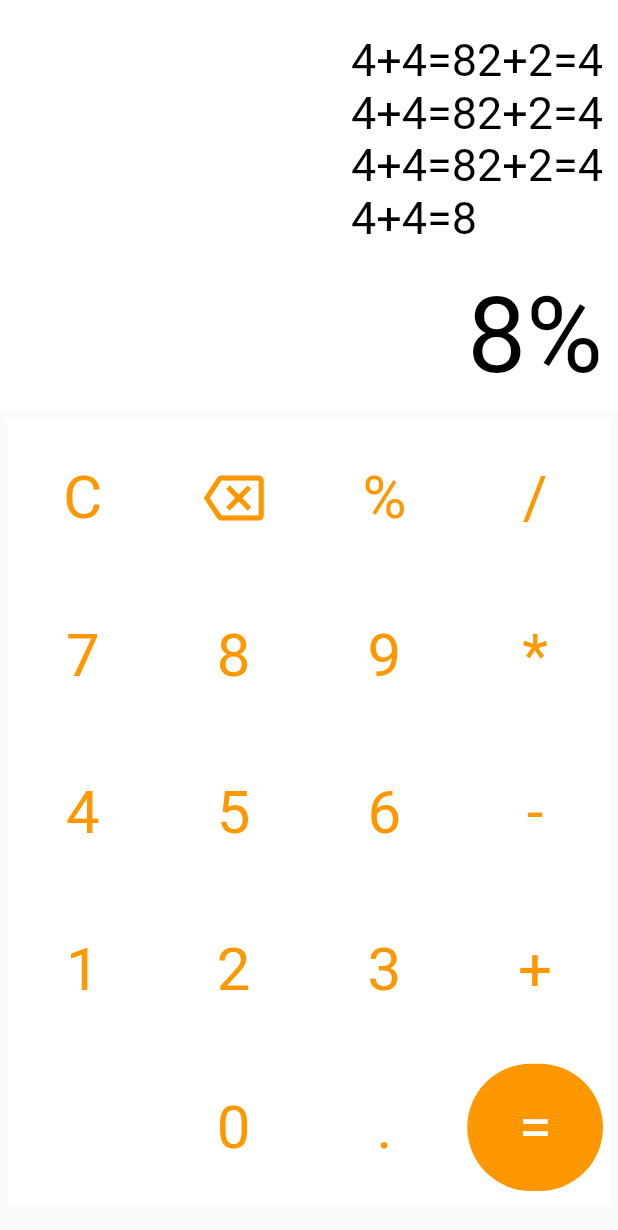
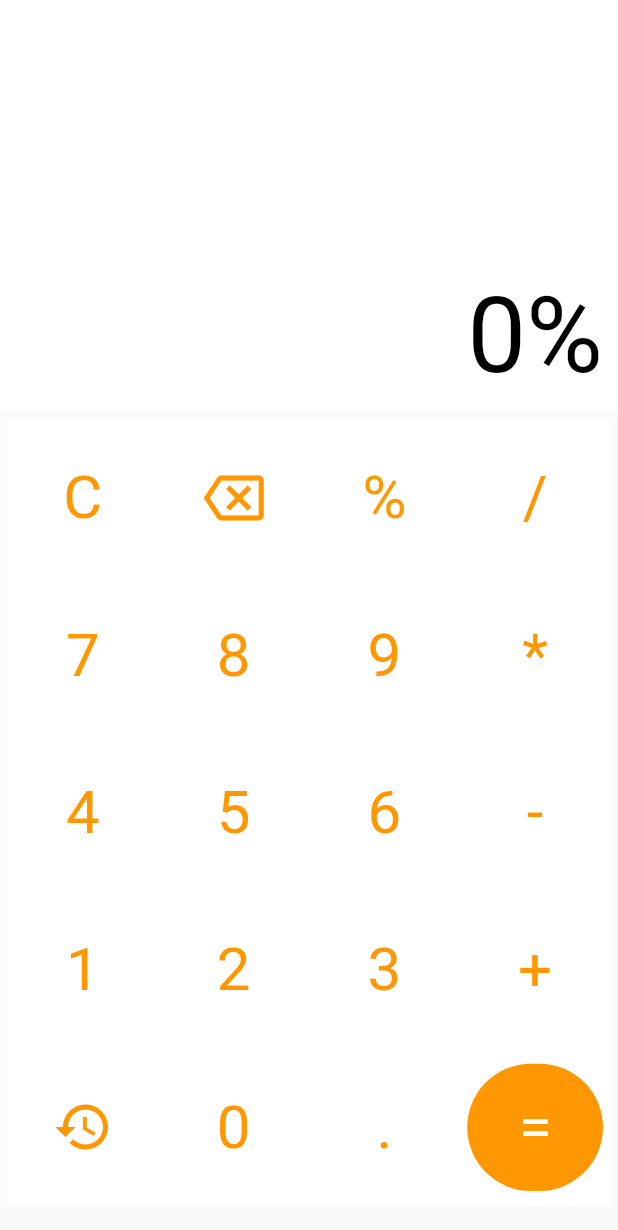
Before and after one commit to abduraimovdev/calculator_flutter_app, a Flutter app: the screen it shows after launch, after a tap on an icon or button, on a phone screen of 412 x 824 dp. Shown: the top 1230 px of the screen. Run offline on Flutter 3.47's test engine with Material 2 defaults, Android fonts, the phone set to English and light mode, and no system bars.

Commit message:
Project finnaly

```diff
--- a/lib/pages/calculator_page.dart
+++ b/lib/pages/calculator_page.dart
@@ -1,4 +1,4 @@
-import 'package:calculator/service/ArithmeticCalculator.dart';
+import 'package:calculator/service/arithmetic_calculator.dart';
 import 'package:flutter/material.dart';
 
 class CalculatorPage extends StatefulWidget {
@@ -11,13 +11,21 @@ class CalculatorPage extends StatefulWidget {
 class _CalculatorPageState extends State<CalculatorPage> {
   void addSymbol(String symbol) {
     setState(() {
-      son += "$symbol";
+      if (symbol == ".") {
+        if (son.contains(".")) return;
+      }
+      if (int.tryParse(symbol) != null && son == "0") {
+        son = symbol.trim();
+      } else {
+        son += symbol.trim();
+      }
     });
   }
 
-  String son = "8";
-  String history =
-      "2+2=4\n4+4=82+2=4\n4+4=82+2=4\n4+4=82+2=4\n4+4=82+2=4\n4+4=8";
+  bool historyBool = false;
+  String son = "0";
+  String history = "";
+
   @override
   Widget build(BuildContext context) {
     return Scaffold(
@@ -40,7 +48,8 @@ class _CalculatorPageState extends State<CalculatorPage> {
                     child: Column(
                       crossAxisAlignment: CrossAxisAlignment.end,
                       children: [
-                        Container(
+                        historyBool
+                            ? Container(
                                 alignment: Alignment.bottomRight,
                                 width: 300,
                                 child: Text(
@@ -50,6 +59,8 @@ class _CalculatorPageState extends State<CalculatorPage> {
                                     color: Colors.black,
                                   ),
                                 ),
+                              ) : const SizedBox(
+                                height: 20,
                               ),
                         const SizedBox(
                           height: 20,
@@ -207,14 +218,40 @@ class _CalculatorPageState extends State<CalculatorPage> {
                       flex: 1,
                       child: Row(
                         children: [
+                          Expanded(
+                            flex: 1,
+                            child: GestureDetector(
+                              onTap: () {
+                                setState(() {
+                                  if (historyBool) {
+                                    historyBool = false;
+                                  } else {
+                                    historyBool = true;
+                                  }
+                                });
+                              },
+                              child: Padding(
+                                padding:
+                                    const EdgeInsets.fromLTRB(5, 10, 5, 10),
+                                child: Container(
+                                  alignment: Alignment.center,
+                                  height: double.maxFinite,
+                                  color: Colors.white,
+                                  child: const Icon(
+                                    Icons.history,
+                                    size: 40,
+                                    color: Colors.orange,
+                                  ),
+                                ),
+                              ),
+                            ),
+                          ),
                           MyButton(
-                              onPressed: () {}, name: "", color: Colors.orange),
-                          MyButton(
-                              onPressed: () {},
+                              onPressed: () => addSymbol("0"),
                               name: "0",
                               color: Colors.orange),
                           MyButton(
-                              onPressed: () {},
+                              onPressed: () => addSymbol("."),
                               name: ".",
                               color: Colors.orange),
                           Expanded(
@@ -236,7 +273,8 @@ class _CalculatorPageState extends State<CalculatorPage> {
                                   height: double.maxFinite,
                                   decoration: BoxDecoration(
                                     color: Colors.orange,
-                                      borderRadius: BorderRadius.circular(50)),
+                                    borderRadius: BorderRadius.circular(50),
+                                  ),
                                   child: const Text(
                                     "=",
                                     style: TextStyle(
@@ -267,12 +305,12 @@ class MyButton extends StatelessWidget {
   final String name;
   final Color color;
 
-  const MyButton(
-      {Key? key,
+  const MyButton({
+    Key? key,
     required this.onPressed,
     required this.name,
-      required this.color})
-      : super(key: key);
+    required this.color,
+  }) : super(key: key);
 
   @override
   Widget build(BuildContext context) {
--- a/lib/service/ArithmeticCalculator.dart
+++ b/lib/service/arithmetic_calculator.dart
@@ -4,7 +4,7 @@ class ArithmeticCalculator extends ArithmeticCalculatorI {
   double? calculate(String text) {
     if (RegExp(r'[A-Za-z]').hasMatch(text)) return null;
 
-    return double.tryParse(f('+', f('-', f('*', f('/', text)))));
+    return double.tryParse(f('+', f('-', f('*', f('/', f('%', text))))));
   }
 }
 
@@ -46,6 +46,7 @@ abstract class ArithmeticCalculatorI {
   }
 
   double _doCalc(double a, double b, String operation) {
+    if (operation == '%') return a*(b/100);
     if (operation == '/') return a / b;
     if (operation == '*') return a * b;
     if (operation == '-') return a - b;
```
Lines whose indentation alone changed are shown as unchanged.
